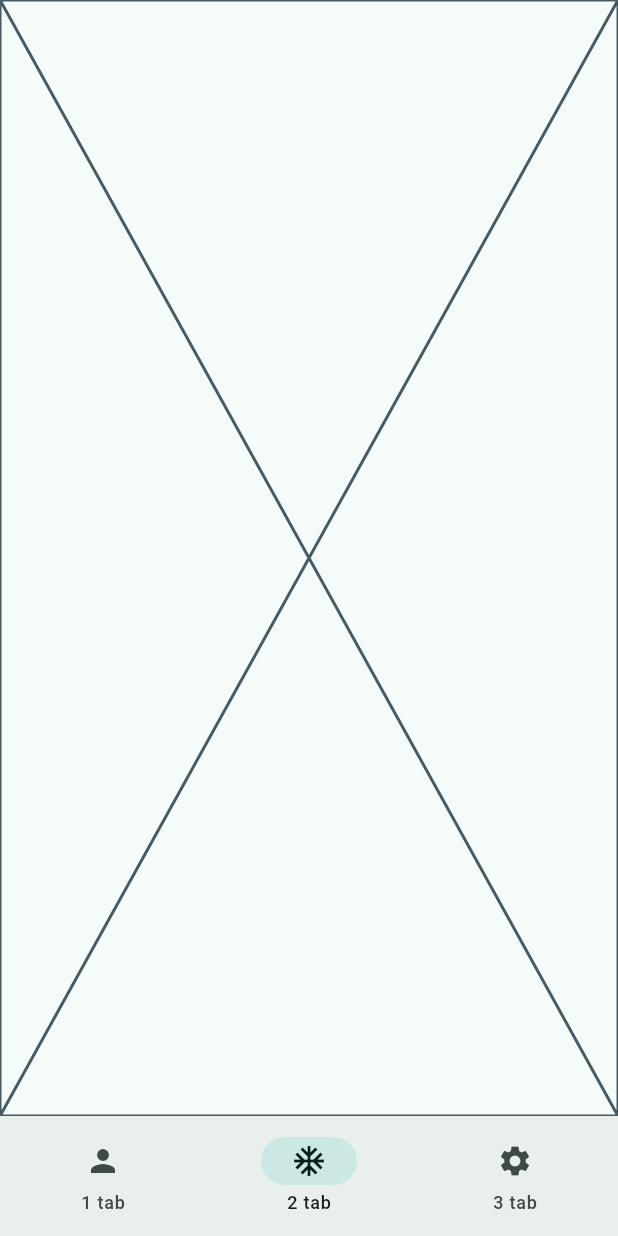
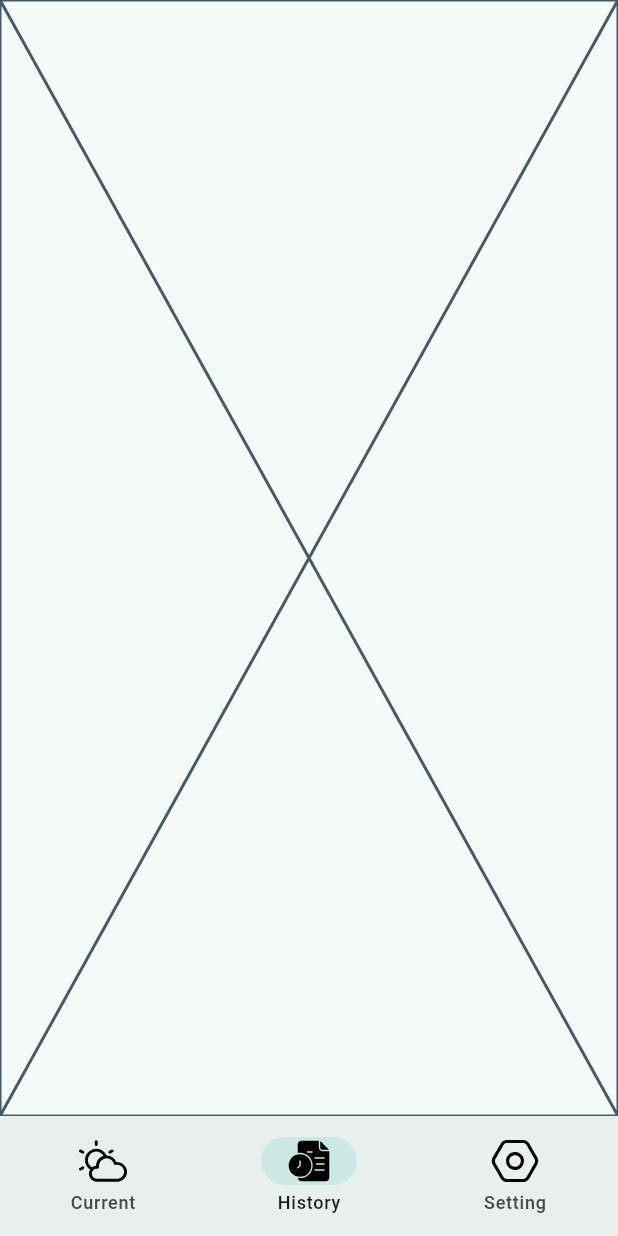
Before and after one commit to NikitaMasev/weather_app, a Flutter app: the screen it shows after launch, swiped to page 2, on a phone screen of 412 x 824 dp. Run offline on Flutter 3.47's test engine with Material 3 defaults, Android fonts, the phone set to English and light mode, and no system bars; our stand-ins replace flutter_svg, sentry_flutter, shared_preferences, vector_graphics; generated files the repository leaves out were written again.

Commit message:
navigation bar corresponds tp m3 guidelines; updated localizations; fix unhandled state in home_page.dart when user select tabs in nav bar between 1 and 3, and pageview makes side effect transition from 1 to 2, from 2 to 3, and after that nav bar is blinking;

```diff
--- a/lib/l10n/app_en.arb
+++ b/lib/l10n/app_en.arb
@@ -1,4 +1,7 @@
 {
+  "navTabWeatherText": "Current",
+  "navTabHistoryText": "History",
+  "navTabSettingsText": "Setting",
   "dependInitFirst": "Initialization....",
   "dependInitStore": "Initialization store....",
   "dependInitUserRepo": "Creating user repository....",
--- a/lib/l10n/app_ru.arb
+++ b/lib/l10n/app_ru.arb
@@ -1,4 +1,7 @@
 {
+  "navTabWeatherText": "Сейчас",
+  "navTabHistoryText": "История",
+  "navTabSettingsText": "Настройки",
   "dependInitFirst": "Первоначальная инициализация....",
   "dependInitStore": "Инициализация хранилища....",
   "dependInitUserRepo": "Создание пользовательского репозитория....",
--- a/lib/presentation/pages/main_flow/home_page.dart
+++ b/lib/presentation/pages/main_flow/home_page.dart
@@ -1,9 +1,13 @@
 import 'package:flutter/material.dart';
 import 'package:flutter/services.dart';
+import 'package:flutter_gen/gen_l10n/app_localizations.dart';
 import 'package:weather_app/di/providers/theme_mode_provider.dart';
+import 'package:weather_app/presentation/assets_paths/assets.gen.dart';
 import 'package:weather_app/presentation/pages/recent_search_flow/recent_search_page.dart';
 import 'package:weather_app/presentation/pages/settings_flow/settings_flow.dart';
 import 'package:weather_app/presentation/pages/weather_flow/current_weather_flow.dart';
+
+const _navBarIconSize = 32.0;
 
 class HomePage extends StatefulWidget {
   const HomePage({super.key});
@@ -14,6 +18,7 @@ class HomePage extends StatefulWidget {
 
 class _HomePageState extends State<HomePage> {
   late final PageController _pageController;
+  var _navBarControl = false;
   var _selectedTabIndex = 0;
 
   @override
@@ -40,21 +45,30 @@ class _HomePageState extends State<HomePage> {
       .currentState
       ?.pop(_navigatorKeys[_selectedTabIndex].currentContext);
 
-  void _onPageViewSwiped(final int index) => setState(
-        () => _selectedTabIndex = index,
-      );
+  void _onPageViewSwiped(final int index) {
+    if (_navBarControl) {
+      return;
+    }
+    setState(
+      () => _selectedTabIndex = index,
+    );
+  }
 
   void _onBottomNavBarSelected(final int index) {
     if (index == _selectedTabIndex &&
         _navigatorKeys[_selectedTabIndex].currentState!.canPop()) {
       _popCurrentTabToRoot();
     } else {
+      _navBarControl = true;
       _selectedTabIndex = index;
+
       _pageController.animateToPage(
         _selectedTabIndex,
         duration: const Duration(milliseconds: 300),
         curve: Curves.easeIn,
-      );
+      ).then((final _) {
+        _navBarControl = false;
+      });
       setState(() {});
     }
   }
@@ -76,18 +90,27 @@ class _HomePageState extends State<HomePage> {
           bottomNavigationBar: NavigationBar(
             selectedIndex: _selectedTabIndex,
             onDestinationSelected: _onBottomNavBarSelected,
-            destinations: const [
+            destinations: [
               NavigationDestination(
-                icon: Icon(Icons.person),
-                label: '1 tab',
+                icon: Assets.svg.weather.svg(width: _navBarIconSize),
+                selectedIcon: Assets.svg.weatherActive.svg(
+                  width: _navBarIconSize,
+                ),
+                label: AppLocalizations.of(context)!.navTabWeatherText,
               ),
               NavigationDestination(
-                icon: Icon(Icons.ac_unit),
-                label: '2 tab',
+                icon: Assets.svg.history.svg(width: _navBarIconSize),
+                selectedIcon: Assets.svg.historyActive.svg(
+                  width: _navBarIconSize,
+                ),
+                label: AppLocalizations.of(context)!.navTabHistoryText,
               ),
               NavigationDestination(
-                icon: Icon(Icons.settings),
-                label: '3 tab',
+                icon: Assets.svg.settings.svg(width: _navBarIconSize),
+                selectedIcon: Assets.svg.settingsActive.svg(
+                  width: _navBarIconSize,
+                ),
+                label: AppLocalizations.of(context)!.navTabSettingsText,
               ),
             ],
           ),
```
Also changed, not shown: lib/presentation/assets_paths/assets.gen.dart (+57 -11 lines), assets/svg/history.svg (added), assets/svg/history_active.svg (added), assets/svg/settings.svg (added), assets/svg/settings_active.svg (added), assets/svg/weather.svg (added), assets/svg/weather_active.svg (added), pubspec.lock, 1 other file.
